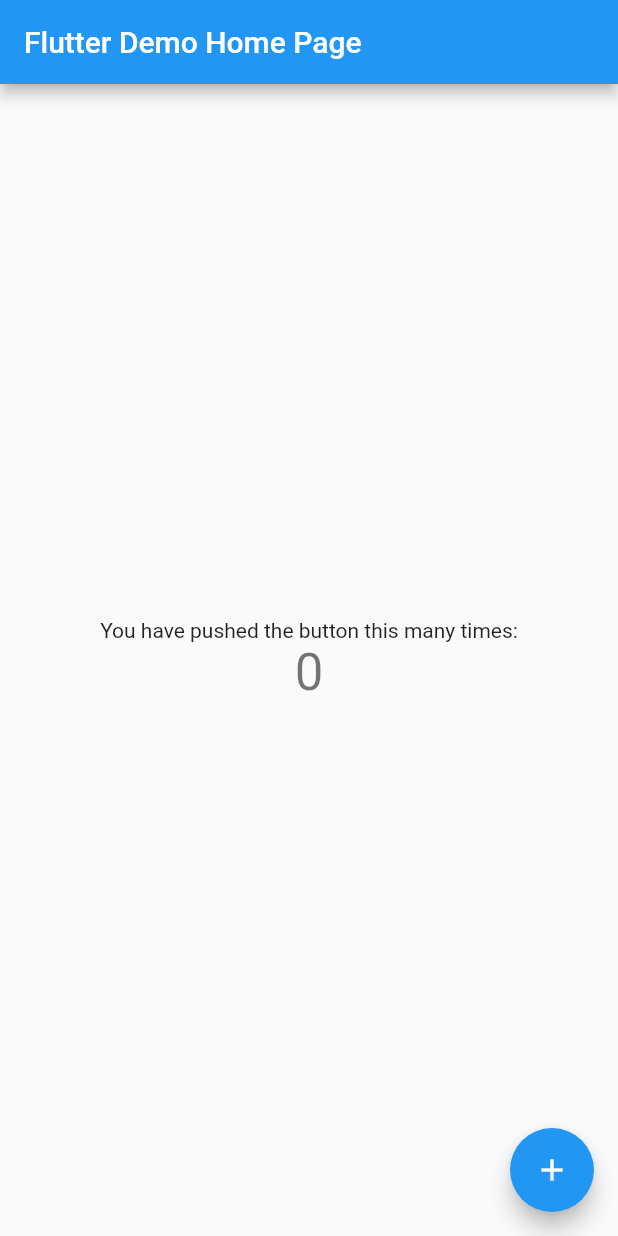
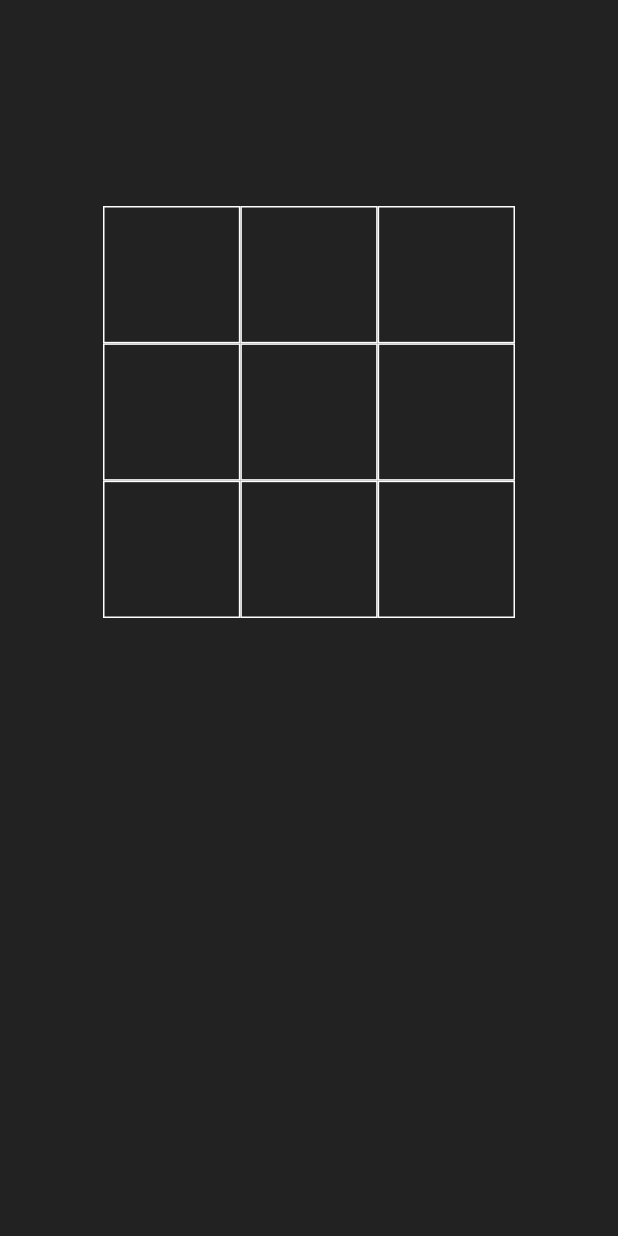
Before and after one commit to JohnsonJp/Tic-Tac-Toe-using-Flutter, a Flutter app: the screen it shows after launch, on a phone screen of 412 x 824 dp. Run offline on Flutter 3.47's test engine with Material 2 defaults, Android fonts, the phone set to English and light mode, and no system bars.

Commit message:
home page UI

```diff
--- a/lib/main.dart
+++ b/lib/main.dart
@@ -5,109 +5,108 @@
 }
 
 class MyApp extends StatelessWidget {
-  // This widget is the root of your application.
   @override
   Widget build(BuildContext context) {
     return MaterialApp(
-      title: 'Flutter Demo',
-      theme: ThemeData(
-        // This is the theme of your application.
-        //
-        // Try running your application with "flutter run". You'll see the
-        // application has a blue toolbar. Then, without quitting the app, try
-        // changing the primarySwatch below to Colors.green and then invoke
-        // "hot reload" (press "r" in the console where you ran "flutter run",
-        // or simply save your changes to "hot reload" in a Flutter IDE).
-        // Notice that the counter didn't reset back to zero; the application
-        // is not restarted.
-        primarySwatch: Colors.blue,
-      ),
-      home: MyHomePage(title: 'Flutter Demo Home Page'),
+      home: MyHomePage(),
     );
   }
 }
 
 class MyHomePage extends StatefulWidget {
-  MyHomePage({Key? key, required this.title}) : super(key: key);
-
-  // This widget is the home page of your application. It is stateful, meaning
-  // that it has a State object (defined below) that contains fields that affect
-  // how it looks.
-
-  // This class is the configuration for the state. It holds the values (in this
-  // case the title) provided by the parent (in this case the App widget) and
-  // used by the build method of the State. Fields in a Widget subclass are
-  // always marked "final".
-
-  final String title;
+  const MyHomePage({ Key? key }) : super(key: key);
 
   @override
   _MyHomePageState createState() => _MyHomePageState();
 }
 
 class _MyHomePageState extends State<MyHomePage> {
-  int _counter = 0;
 
-  void _incrementCounter() {
-    setState(() {
-      // This call to setState tells the Flutter framework that something has
-      // changed in this State, which causes it to rerun the build method below
-      // so that the display can reflect the updated values. If we changed
-      // _counter without calling setState(), then the build method would not be
-      // called again, and so nothing would appear to happen.
-      _counter++;
-    });
-  }
+  bool oTurn = true;
+  List<String> xoelements = ['', '', '', '', '', '', '', '', ''];
+  int oScore = 0;
+  int xScore = 0;
+  int filledBoxes = 0;
 
+  Widget _portraitMode(){
+  return Stack(
+    fit: StackFit.expand,
+    children: <Widget>[
+      new Scaffold(
+        backgroundColor: Colors.black87,
+      body: Center(
+        child: Container(
+          height: MediaQuery.of(context).size.height/1.5,
+          width: MediaQuery.of(context).size.width/1.5,
+          child: GridView.builder(
+          itemCount: 9,
+          gridDelegate: SliverGridDelegateWithFixedCrossAxisCount(crossAxisCount: 3),
+          itemBuilder: (BuildContext context, int index) {
+          return GestureDetector(
+            onTap: () {},
+            child: Container(
+            decoration: BoxDecoration(
+              border: Border.all(color: Colors.white)),
+            child: Center(
+              child: Text(
+              xoelements[index],
+              style: TextStyle(color: Colors.white, fontSize: 35),
+              ),
+            ),
+            ),
+          );
+          }),
+        ),
+      ),
+    ),
+    ],
+  );
+}
+
+Widget _landscapeMode(){
+  return Stack(
+    fit: StackFit.expand,
+    children: <Widget>[
+      new Scaffold(
+        backgroundColor: Colors.black87,
+      body: Center(
+        child: Container(
+          height: MediaQuery.of(context).size.height/1.5,
+          width: MediaQuery.of(context).size.width/3,
+          child: GridView.builder(
+          itemCount: 9,
+          gridDelegate: SliverGridDelegateWithFixedCrossAxisCount(crossAxisCount: 3),
+          itemBuilder: (BuildContext context, int index) {
+          return GestureDetector(
+            onTap: () {},
+            child: Container(
+            decoration: BoxDecoration(
+              border: Border.all(color: Colors.white)),
+            child: Center(
+              child: Text(
+              xoelements[index],
+              style: TextStyle(color: Colors.white, fontSize: 35),
+              ),
+            ),
+            ),
+          );
+          }),
+        ),
+      ),
+    ),
+    ],
+  );
+}
   @override
   Widget build(BuildContext context) {
-    // This method is rerun every time setState is called, for instance as done
-    // by the _incrementCounter method above.
-    //
-    // The Flutter framework has been optimized to make rerunning build methods
-    // fast, so that you can just rebuild anything that needs updating rather
-    // than having to individually change instances of widgets.
-    return Scaffold(
-      appBar: AppBar(
-        // Here we take the value from the MyHomePage object that was created by
-        // the App.build method, and use it to set our appbar title.
-        title: Text(widget.title),
-      ),
-      body: Center(
-        // Center is a layout widget. It takes a single child and positions it
-        // in the middle of the parent.
-        child: Column(
-          // Column is also a layout widget. It takes a list of children and
-          // arranges them vertically. By default, it sizes itself to fit its
-          // children horizontally, and tries to be as tall as its parent.
-          //
-          // Invoke "debug painting" (press "p" in the console, choose the
-          // "Toggle Debug Paint" action from the Flutter Inspector in Android
-          // Studio, or the "Toggle Debug Paint" command in Visual Studio Code)
-          // to see the wireframe for each widget.
-          //
-          // Column has various properties to control how it sizes itself and
-          // how it positions its children. Here we use mainAxisAlignment to
-          // center the children vertically; the main axis here is the vertical
-          // axis because Columns are vertical (the cross axis would be
-          // horizontal).
-          mainAxisAlignment: MainAxisAlignment.center,
-          children: <Widget>[
-            Text(
-              'You have pushed the button this many times:',
-            ),
-            Text(
-              '$_counter',
-              style: Theme.of(context).textTheme.headline4,
-            ),
-          ],
-        ),
-      ),
-      floatingActionButton: FloatingActionButton(
-        onPressed: _incrementCounter,
-        tooltip: 'Increment',
-        child: Icon(Icons.add),
-      ), // This trailing comma makes auto-formatting nicer for build methods.
+    return OrientationBuilder(
+      builder: (context, orientation){
+        if(orientation == Orientation.portrait){
+          return _portraitMode();
+        }else{
+          return _landscapeMode();
+        }
+      },
     );
   }
 }
```
